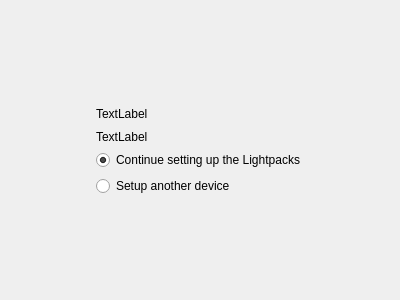
The window that Software/wizard/LightpacksDiscoveryPage.ui (Atarity/Lightpack) describes before a commit, drawn with Qt 5.
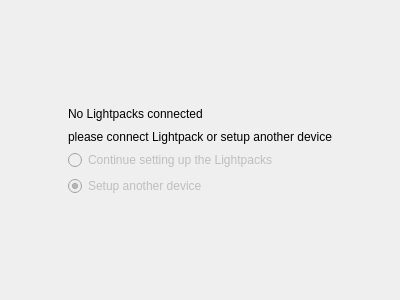
The same window after the commit.

```diff
--- a/Software/wizard/LightpacksDiscoveryPage.ui
+++ b/Software/wizard/LightpacksDiscoveryPage.ui
@@ -26,21 +26,27 @@
    <item row="2" column="1">
     <widget class="QLabel" name="labelZonesAvailable">
      <property name="text">
-      <string>TextLabel</string>
+      <string>please connect Lightpack or setup another device</string>
      </property>
     </widget>
    </item>
    <item row="3" column="1">
-    <widget class="QRadioButton" name="radioButton_2">
+    <widget class="QRadioButton" name="rbLightpackSelected">
+     <property name="enabled">
+      <bool>false</bool>
+     </property>
      <property name="styleSheet">
       <string notr="true">margin-top: 1em;</string>
      </property>
      <property name="text">
       <string>Continue setting up the Lightpacks</string>
      </property>
-     <property name="checked">
+     <property name="checkable">
       <bool>true</bool>
      </property>
+     <property name="checked">
+      <bool>false</bool>
+     </property>
     </widget>
    </item>
    <item row="1" column="2">
@@ -88,15 +94,24 @@
       <string notr="true">font: 12pt &quot;MS Shell Dlg 2&quot;;</string>
      </property>
      <property name="text">
-      <string>TextLabel</string>
+      <string>No Lightpacks connected</string>
      </property>
     </widget>
    </item>
    <item row="4" column="1">
-    <widget class="QRadioButton" name="radioButton">
+    <widget class="QRadioButton" name="rbChooseAnotherDevice">
+     <property name="enabled">
+      <bool>false</bool>
+     </property>
      <property name="text">
       <string>Setup another device</string>
      </property>
+     <property name="checkable">
+      <bool>true</bool>
+     </property>
+     <property name="checked">
+      <bool>true</bool>
+     </property>
     </widget>
    </item>
    <item row="5" column="1">
```
Left out of the diff: 2 changed lines with no effect on the pictures.
